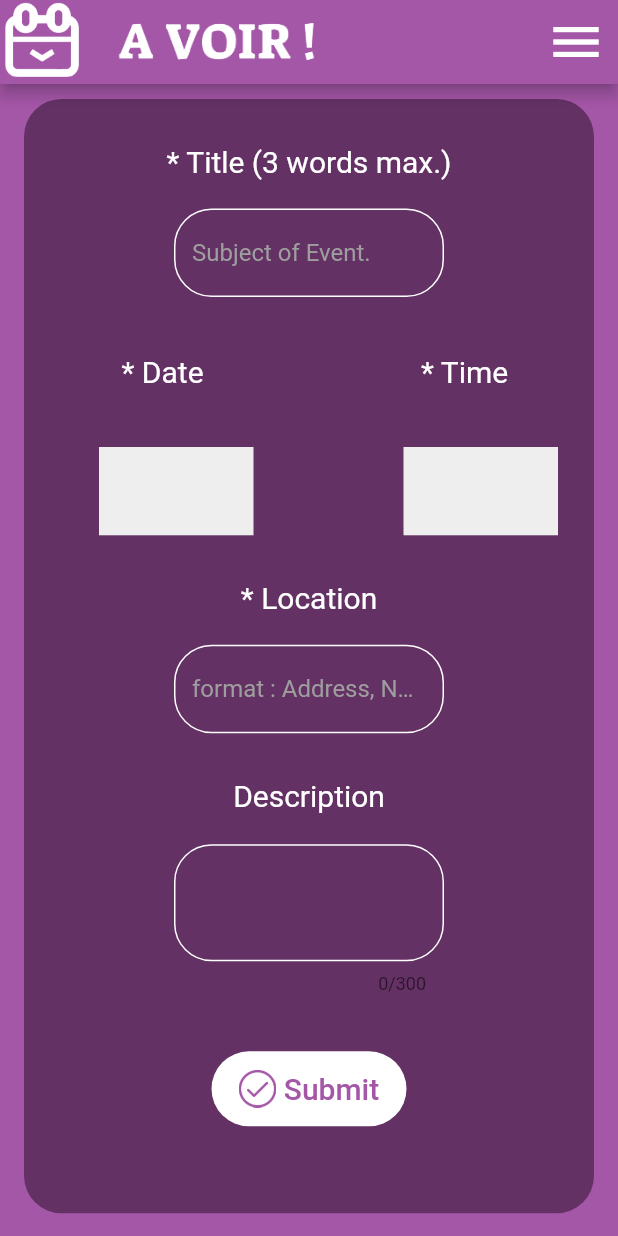
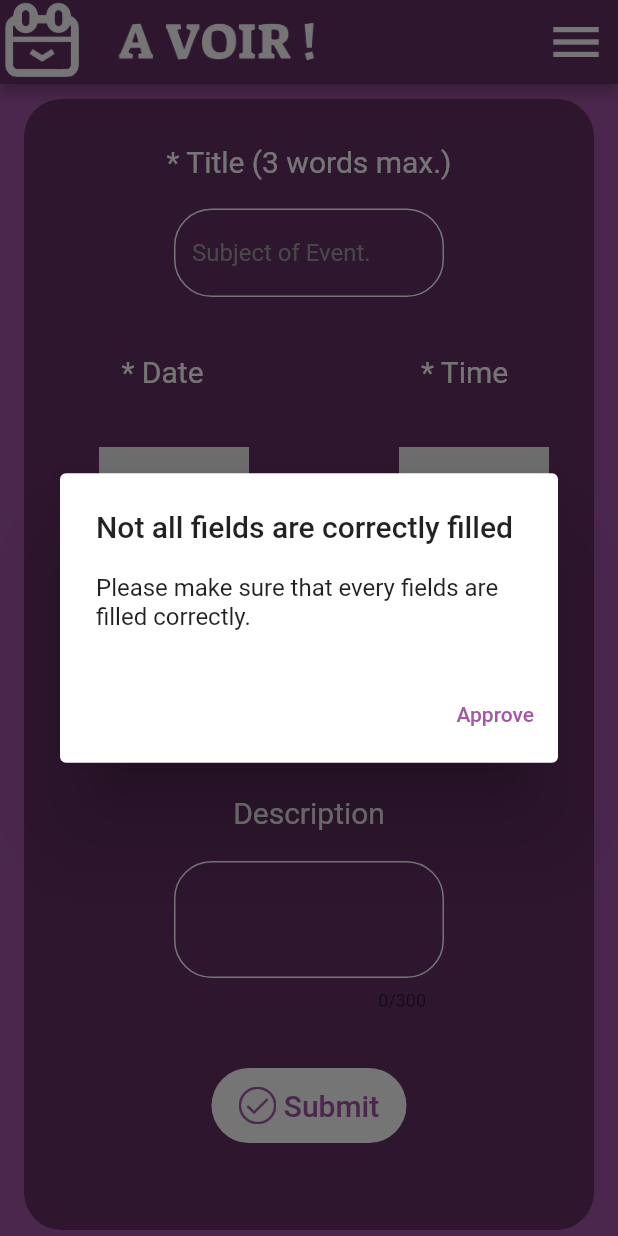
Before and after one commit to Jacket28/AVoirProject, a Flutter app: the AddEventPage screen opened directly, after a tap on "Submit", on a phone screen of 412 x 824 dp. Run offline on Flutter 3.47's test engine with Material 2 defaults, Android fonts, the phone set to English and light mode, and no system bars; our stand-ins replace cloud_firestore, date_format, dots_indicator, firebase_core; missing offline and left inert: cloud_firestore_web, firebase_core_web, image_picker_for_web; accounts and stored records are empty.

Commit message:
Bugs correction

```diff
--- a/lib/main.dart
+++ b/lib/main.dart
@@ -23,11 +23,6 @@ class MyApp extends StatelessWidget {
         home: Scaffold(
             key: _scaffoldKey,
             resizeToAvoidBottomInset: false,
-            //the appBar is created upon reusable widget which is called appBar.dart.
-            appBar: BaseAppBar(
-              appBar: AppBar(),
-              scaffoldKey: _scaffoldKey,
-            ),
             body: AllEventPage()),
       );
     });
--- a/lib/pages/addEventPage.dart
+++ b/lib/pages/addEventPage.dart
@@ -178,8 +178,8 @@ class AddEventState extends State<AddEventPage> {
                                     });
                                   },
                                   child: Container(
-                                    width: _width / 4,
-                                    height: _height / 14,
+                                    width: 100,
+                                    height: 70,
                                     alignment: Alignment.center,
                                     decoration:
                                         BoxDecoration(color: Colors.grey[200]),
@@ -209,8 +209,8 @@ class AddEventState extends State<AddEventPage> {
                                     });
                                   },
                                   child: Container(
-                                    width: _width / 4,
-                                    height: _height / 14,
+                                    width: 100,
+                                    height: 70,
                                     alignment: Alignment.center,
                                     decoration:
                                         BoxDecoration(color: Colors.grey[200]),
@@ -352,13 +352,16 @@ class AddEventState extends State<AddEventPage> {
                                       _myEvent.npa == "" ||
                                       _myEvent.city == "") {
                                     //Error message to create
+                                    _alertDialogFill();
                                   } else {
                                     _editDatabase(context);
-                                    Navigator.push(
-                                      context,
-                                      MaterialPageRoute(
-                                          builder: (context) => MyApp()),
-                                    );
+                                    Navigator.pushAndRemoveUntil(
+                                        context,
+                                        MaterialPageRoute(
+                                            builder: (context) =>
+                                                AllEventPage()),
+                                        ModalRoute.withName(
+                                            Navigator.defaultRouteName));
                                   }
                                 },
                               ),
@@ -396,7 +399,7 @@ class AddEventState extends State<AddEventPage> {
         context: context,
         initialDate: selectedDate,
         initialDatePickerMode: DatePickerMode.day,
-        firstDate: DateTime(2021),
+        firstDate: DateTime.now().subtract(Duration(days: 0)),
         lastDate: DateTime(2101));
     if (picked != null)
       setState(() {
@@ -409,13 +412,34 @@ class AddEventState extends State<AddEventPage> {
 
   //used to create the time picker
   Future<String> _selectTime(BuildContext context) async {
-    final TimeOfDay? picked = await showTimePicker(
+    TimeOfDay? picked = await showTimePicker(
       context: context,
       initialTime: selectedTime,
     );
+    int currentHour = TimeOfDay.fromDateTime(DateTime.now()).hour;
+    int currentMinute = TimeOfDay.fromDateTime(DateTime.now()).minute;
+
+    double pickedHour = picked?.hour.toDouble() ?? 0;
+    double pickedMinute = picked?.minute.toDouble() ?? 0;
+
+    //We transform time into double to compare
+    double? _doubleYourTime = pickedHour + (pickedMinute / 60);
+    double? _doubleNowTime = currentHour + (currentMinute / 60);
+
+    //We check if the picked date is the same as today
+    if (selectedDate.day == DateTime.now().day &&
+        selectedDate.month == DateTime.now().month &&
+        selectedDate.year == DateTime.now().year) {
+      //We check if the picked time is smaller than the actual time
+      if (_doubleYourTime < _doubleNowTime) {
+        //If it's the case we raise an alert and we display the actual time
+        _alertDialogTime();
+        picked = TimeOfDay.fromDateTime(DateTime.now());
+      }
+    }
     if (picked != null)
       setState(() {
-        selectedTime = picked;
+        selectedTime = picked!;
         _hour = selectedTime.hour.toString();
         _minute = selectedTime.minute.toString();
         _time = _hour + ' : ' + _minute;
@@ -426,6 +450,70 @@ class AddEventState extends State<AddEventPage> {
       });
 
     return _timeController.text;
+  }
+
+//Method to create an error dialog box if time is set to past
+  Future<void> _alertDialogTime() async {
+    return showDialog<void>(
+      context: context,
+      barrierDismissible: false, // user must tap button!
+      builder: (BuildContext context) {
+        return AlertDialog(
+          title: const Text('You cannot select a previous time'),
+          content: SingleChildScrollView(
+            child: ListBody(
+              children: const <Widget>[
+                Text(
+                    'Please make sure that the selected time is in the future'),
+              ],
+            ),
+          ),
+          actions: <Widget>[
+            TextButton(
+              child: const Text(
+                'Approve',
+                style: TextStyle(color: Color(0xffa456a7)),
+              ),
+              onPressed: () {
+                Navigator.of(context).pop();
+              },
+            ),
+          ],
+        );
+      },
+    );
+  }
+
+//Method to create an error dialog box if textfields are empty when creating a new event
+  Future<void> _alertDialogFill() async {
+    return showDialog<void>(
+      context: context,
+      barrierDismissible: false, // user must tap button!
+      builder: (BuildContext context) {
+        return AlertDialog(
+          title: const Text('Not all fields are correctly filled'),
+          content: SingleChildScrollView(
+            child: ListBody(
+              children: const <Widget>[
+                Text(
+                    'Please make sure that every fields are filled correctly.'),
+              ],
+            ),
+          ),
+          actions: <Widget>[
+            TextButton(
+              child: const Text(
+                'Approve',
+                style: TextStyle(color: Color(0xffa456a7)),
+              ),
+              onPressed: () {
+                Navigator.of(context).pop();
+              },
+            ),
+          ],
+        );
+      },
+    );
   }
 
   //This method is used to update the databse. (determine if the page is in edit mode. If yes, we update the DB, if not we add in DB)
--- a/lib/ui/appBar.dart
+++ b/lib/ui/appBar.dart
@@ -2,7 +2,7 @@ import 'package:flutter/material.dart';
 
 //This class is used as a reusable component to display the appBar.
 class BaseAppBar extends StatelessWidget implements PreferredSizeWidget {
-  static const color = Color(0xffa456a7);
+  static const color = Color(0xff643165);
   final Color backgroundColor = color;
   final AppBar appBar;
   final GlobalKey<ScaffoldState> scaffoldKey;
```
Also changed, not shown: lib/pages/allEventPage.dart (+15 -4 lines).
